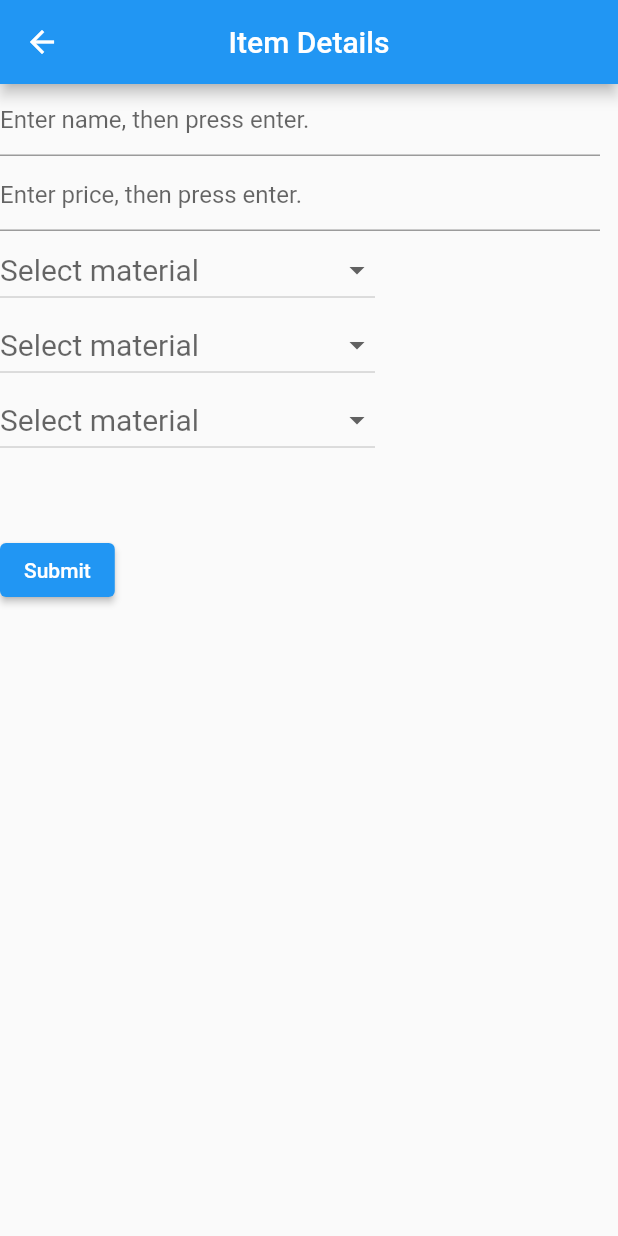
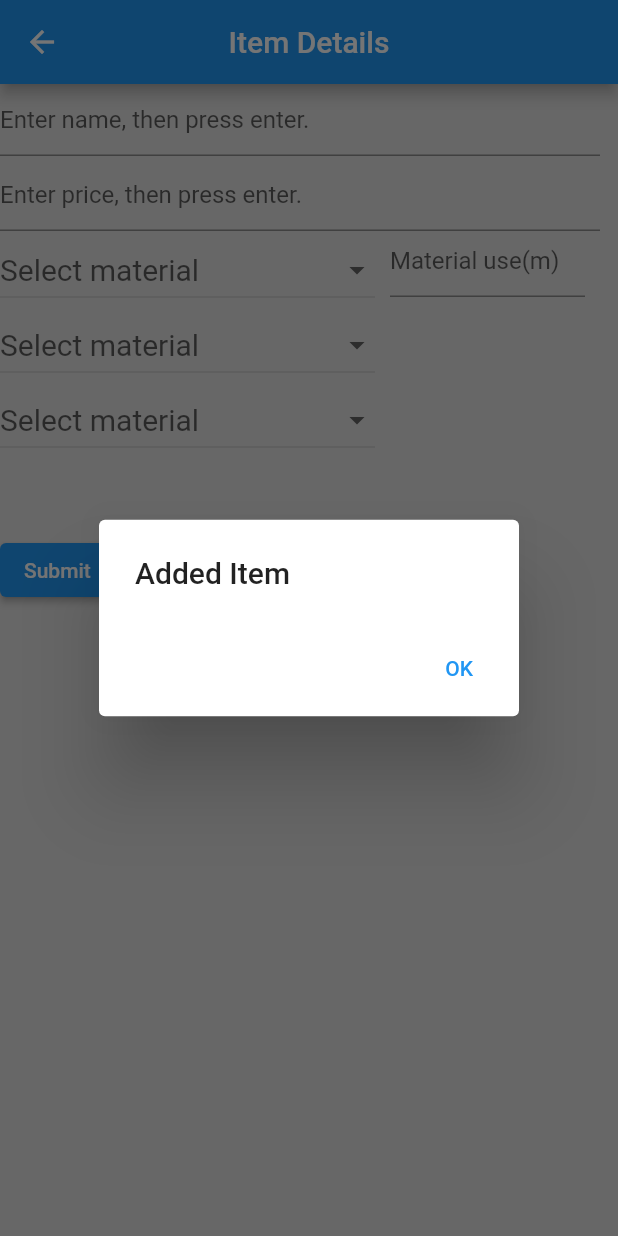
Before and after one commit to juanthedeveloper/Smart-Inventory, a Flutter app: the ItemForm screen opened directly, after a tap on "Submit", on a phone screen of 412 x 824 dp. Run offline on Flutter 3.47's test engine with Material 2 defaults, Android fonts, the light colour scheme and no system bars; our stand-ins replace sqflite; accounts and stored records are empty.

Commit message:
added filament lenght per item input db changes to reflect that modfied inventory to display

```diff
--- a/lib/databasedetails.dart
+++ b/lib/databasedetails.dart
@@ -7,19 +7,35 @@ import 'package:flutter/material.dart';
 import 'package:sqflite/sqflite.dart';
 
 class Items {
-  String name;
+  String name="";
   double? price;
   String? material1;
   String? material2;
   String? material3;
+  double? m1Use=0;
+  double? m2Use=0;
+  double? m3Use=0;
 
-  Items({
-    required this.name,
-    required this.price,
-    this.material1,
-    this.material2,
-    this.material3,
-  });
+
+  Items(
+      {String name = "null",
+      double? price = 0,
+      String? material1 = "None",
+      String? material2 = "None",
+      String? material3 = "None",
+      double? m1Use=0,
+      double? m2Use=0,
+      double? m3Use=0
+      }) {
+    this.name = name;
+    this.price = price;
+    this.material1 = material1;
+    this.material2 = material2;
+    this.material3 = material3;
+    this.m1Use=m1Use;
+    this.m2Use=m2Use;
+    this.m3Use=m3Use;
+  }
 
   Map<String, dynamic> toMapI() {
     return {
@@ -28,6 +44,9 @@ class Items {
       'material1': material1,
       'material2': material2,
       'material3': material3,
+      'm1Use': m1Use,
+      'm2Use': m2Use,
+      'm3Use': m3Use
     };
   }
 
--- a/lib/itemformscreen.dart
+++ b/lib/itemformscreen.dart
@@ -39,6 +39,9 @@ class ItemFormState extends State<ItemForm> {
   final myControllerMaterial1 = TextEditingController();
   final myControllerMaterial2 = TextEditingController();
   final myControllerMaterial3 = TextEditingController();
+  final myControllerm1Use = TextEditingController();
+  final myControllerm2Use = TextEditingController();
+  final myControllerm3Use = TextEditingController();
   String? value1;
   String? value2;
   String? value3;
@@ -51,6 +54,9 @@ class ItemFormState extends State<ItemForm> {
     myControllerMaterial1.dispose();
     myControllerMaterial2.dispose();
     myControllerMaterial3.dispose();
+    myControllerm1Use.dispose();
+    myControllerm2Use.dispose();
+    myControllerm3Use.dispose();
     super.dispose();
   }
 
@@ -58,14 +64,14 @@ class ItemFormState extends State<ItemForm> {
     addMaptoList(); //update materialList
     materialList.add("None"); //adding a blank option
 
-   const enterMatStyle = TextStyle(
-                  fontSize: 20,
-                  color: Colors.black,
-                );
-    const enterMatHint =Text("Select material");
-
+    const enterMatStyle = TextStyle(
+      fontSize: 20,
+      color: Colors.black,
+    );
+    const enterMatHint = Text("Select material");
 
     return Scaffold(
+      backgroundColor: Colors.grey[300],
       appBar: AppBar(
         centerTitle: true,
         title: Text("Item Details"),
@@ -88,13 +94,14 @@ class ItemFormState extends State<ItemForm> {
             height: 50,
             child: TextField(
                 controller: myControllerPrice,
-                decoration:
-                    InputDecoration(hintText: "Enter price, then press enter."),
+                decoration: InputDecoration(
+                  hintText: "Enter price, then press enter.",
+                ),
                 onSubmitted: (String priceInput) {}),
           ),
           Positioned(
             top: 100,
-            left:0,
+            left: 0,
             height: 50,
             width: 250,
             child: DropdownButton<String>(
@@ -112,10 +119,18 @@ class ItemFormState extends State<ItemForm> {
               }).toList(),
               onChanged: (value1) {
                 setState(() {
-                  this.value1 = value1;
+                  this.value1 = value1.toString();
                 });
               },
             ),
+          ),
+          Positioned(
+            top: 94,
+            left: 260,
+            width: 130,
+            child: TextField(
+                controller: myControllerm1Use,
+                decoration: InputDecoration(hintText: "Material use(m)")),
           ),
           Positioned(
             top: 150,
@@ -137,7 +152,7 @@ class ItemFormState extends State<ItemForm> {
                 }).toList(),
                 onChanged: (value2) {
                   setState(() {
-                    this.value2 = value2;
+                    this.value2 = value2.toString();
                   });
                 }),
           ),
@@ -161,7 +176,7 @@ class ItemFormState extends State<ItemForm> {
               }).toList(),
               onChanged: (value3) {
                 setState(() {
-                  this.value3 = value3;
+                  this.value3 = value3.toString();
                 });
               },
             ),
@@ -173,10 +188,11 @@ class ItemFormState extends State<ItemForm> {
               onPressed: () async {
                 var newItem = Items(
                   name: myControllerName.text,
-                  price: double.parse(myControllerPrice.text),
-                  material1: value1,
-                  material2: value2,
-                  material3: value3,
+                  price: double.tryParse(myControllerPrice.text),
+                  material1: value1.toString(),
+                  material2: value2.toString(),
+                  material3: value3.toString(),
+                  m1Use: double.tryParse(myControllerm1Use.text),
                 );
                 await insertItem(newItem);
                 displaySuccessDialog(context);
--- a/lib/itemscreen.dart
+++ b/lib/itemscreen.dart
@@ -2,51 +2,6 @@ import 'package:smart_inventory/main.dart';
 import 'package:flutter/material.dart';
 
 import 'itemformscreen.dart';
-
-class Item {
-  String label = "";
-  double price = 0;
-  String material1 = "none";
-  String material2 = "none";
-  String material3 = "none";
-
-  Item(
-      {String label = "null",
-      double price = 0,
-      String material1 = "None",
-      String material2 = "None",
-      String material3 = "None"}) {
-    this.label = label;
-    this.price = price;
-    this.material1 = material1;
-    this.material2 = material2;
-    this.material3 = material3;
-  }
-
-  String get getLabel {
-    return label;
-  }
-
-  void set setLabel(String label) {
-    this.label = label;
-  }
-
-  void setPrice(double price) {
-    this.price = price;
-  }
-
-  void setMaterial1(String name) {
-    material1 = name;
-  }
-
-  void setMaterial2(String name) {
-    material2 = name;
-  }
-
-  void setMaterial3(String name) {
-    material3 = name;
-  }
-}
 
 class ItemScreen extends StatelessWidget {
   const ItemScreen({Key? key}) : super(key: key);
```
Also changed, not shown: lib/itemdetail.dart (+17 -5 lines).
